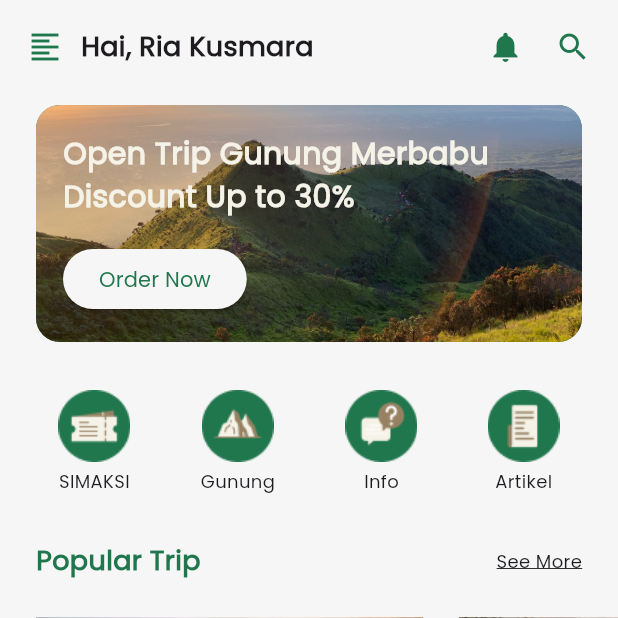
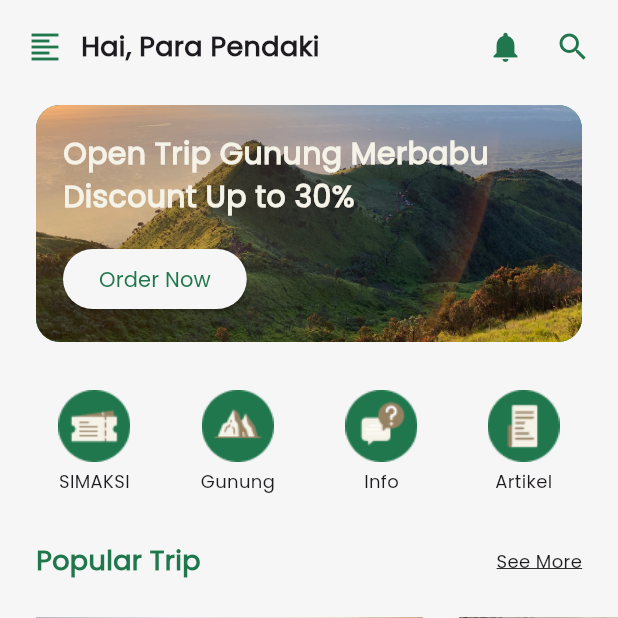
Before and after one commit to zcdanny/Tugas_PPB_Aplikasi-Mobile-e-Prau, a Flutter app: the HomePage screen opened directly, on a phone screen of 412 x 824 dp, the top half of it. Run offline on Flutter 3.47's test engine with Material 3 defaults, Android fonts, the phone set to English and light mode, and no system bars; our stand-ins replace cloud_firestore, curved_navigation_bar, firebase_auth, firebase_core; accounts and stored records are empty.

Commit message:
homepage.dart

```diff
--- a/lib/pages/homepage.dart
+++ b/lib/pages/homepage.dart
@@ -43,7 +43,7 @@ class HomePage extends StatelessWidget {
                                 width: 12,
                               ),
                               Text(
-                                'Hai, Ria Kusmara',
+                                'Hai, Para Pendaki',
                                 style:
                                     TextStyle(fontSize: 18.0, fontWeight: bold),
                               ),
```
